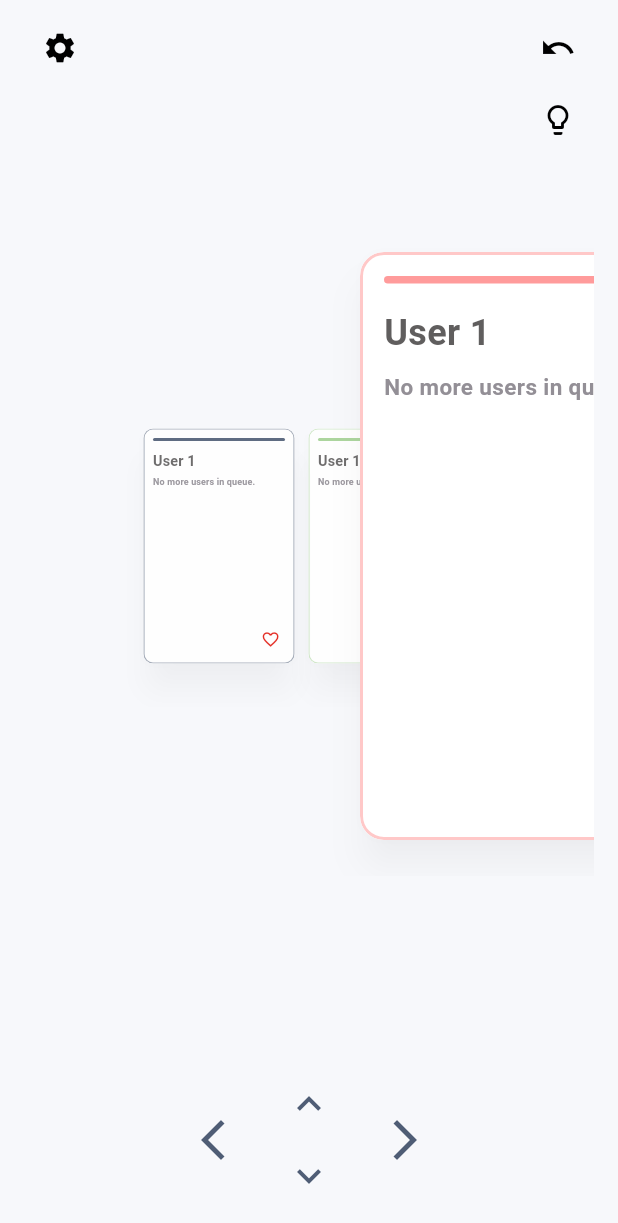
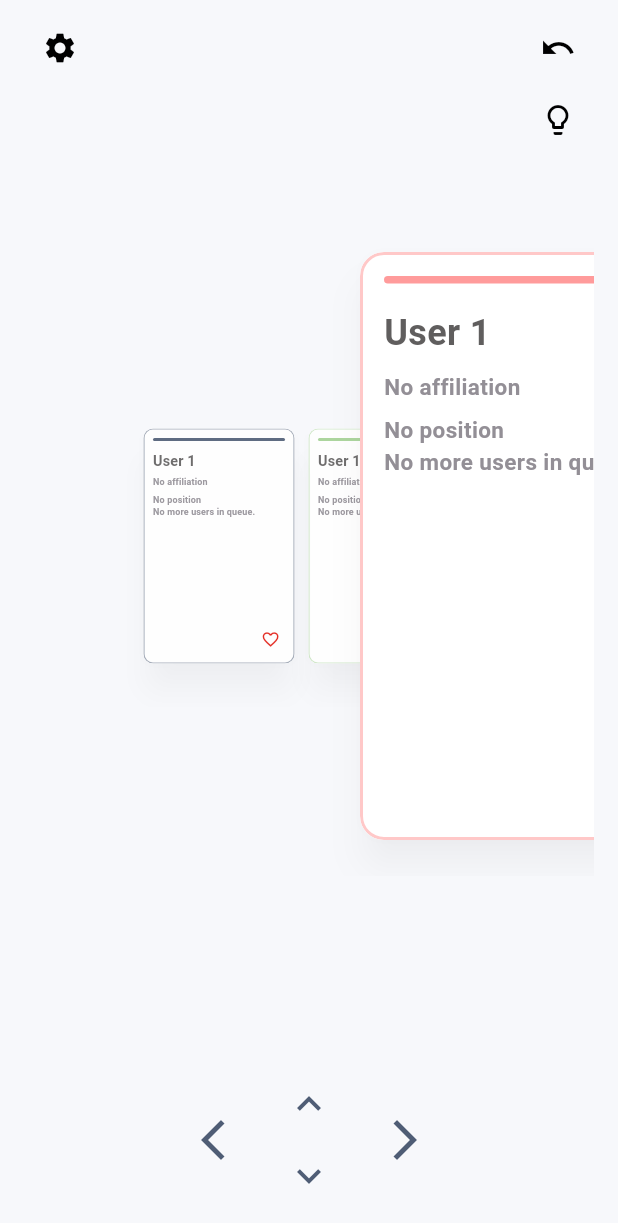
Before and after one commit to CatalystTue/Web-App, a Flutter app: the AppBaseView screen opened by its route, on a phone screen of 412 x 824 dp. Shown: the top 1223 px of the screen. Run offline on Flutter 3.47's test engine with Material 3 defaults, Android fonts, the phone set to English and light mode, and no system bars; drawn by our look-alikes of overlay_support; our stand-ins replace appinio_swiper, gap, get, get_storage; missing offline and left inert: dart:html, dart:ui_web; accounts and stored records are empty; network calls fail.

Commit message:
receiving affiliation and position on cards

```diff
--- a/lib/Core/Data/Models/stack_user_model.dart
+++ b/lib/Core/Data/Models/stack_user_model.dart
@@ -1,10 +1,14 @@
 class StackUserModel {
   final String name;
   final String description;
+  final String affiliation;
+  final String position;
 
   const StackUserModel({
     required this.name,
     required this.description,
+    required this.affiliation,
+    required this.position,
   });
 
   factory StackUserModel.fromJson(Map<String, dynamic> json) {
@@ -14,6 +18,8 @@ class StackUserModel {
           json['title']?.toString() ??
           '',
       description: json['description']?.toString() ?? '',
+      affiliation: json['affiliation']?.toString() ?? '',
+      position: json['position']?.toString() ?? '',
     );
   }
 }
--- a/lib/Features/Base/base_model.dart
+++ b/lib/Features/Base/base_model.dart
@@ -6,5 +6,6 @@ class BaseModel {
   void updateNavigationIndex(int index) => _currentNavigationbarIndex = index;
 
   List<StackUserModel> stackUsers = [];
+  List<StackUserModel> savedIdeas = [];
   bool isLoadingStackUsers = false;
 }
--- a/lib/Features/stacked_cards/presentation/stacked_cards_screen.dart
+++ b/lib/Features/stacked_cards/presentation/stacked_cards_screen.dart
@@ -12,6 +12,9 @@ class _StackCard {
   final Color color;
   final String name;
   final String description;
+  final String affiliation;
+  final String position;
+  final StackUserModel user;
 
   _StackCard({
     required this.id,
@@ -19,6 +22,9 @@ class _StackCard {
     required this.color,
     required this.name,
     required this.description,
+    required this.affiliation,
+    required this.position,
+    required this.user,
   });
 
   _StackCard copyWith({int? initStackPos}) {
@@ -28,6 +34,9 @@ class _StackCard {
       color: color,
       name: name,
       description: description,
+      affiliation: affiliation,
+      position: position,
+      user: user,
     );
   }
 }
@@ -38,6 +47,7 @@ class _StackSnapshot {
   final int frontIndex;
   final int nextCardId;
   final Set<int> markedCardIds;
+  final StackUserModel? savedIdea;
 
   const _StackSnapshot({
     required this.cards,
@@ -45,15 +55,20 @@ class _StackSnapshot {
     required this.frontIndex,
     required this.nextCardId,
     required this.markedCardIds,
+    this.savedIdea,
   });
 }
 
 class StackedCardsScreen extends StatefulWidget {
   final List<StackUserModel> users;
+  final ValueChanged<StackUserModel>? onCardHearted;
+  final ValueChanged<StackUserModel>? onCardUnhearted;
 
   const StackedCardsScreen({
     super.key,
     required this.users,
+    this.onCardHearted,
+    this.onCardUnhearted,
   });
 
   @override
@@ -99,6 +114,9 @@ class StackedCardsScreenState extends State<StackedCardsScreen> {
     if (!canUndo) return;
 
     final snapshot = _undoHistory.removeLast();
+    if (snapshot.savedIdea != null) {
+      widget.onCardUnhearted?.call(snapshot.savedIdea!);
+    }
     setState(() {
       _cards = List<_StackCard>.from(snapshot.cards);
       _userPool = List<StackUserModel>.from(snapshot.userPool);
@@ -171,6 +189,9 @@ class StackedCardsScreenState extends State<StackedCardsScreen> {
       color: _cardColors[id % _cardColors.length],
       name: user.name.isNotEmpty ? user.name : 'Card ${id + 1}',
       description: user.description,
+      affiliation: user.affiliation,
+      position: user.position,
+      user: user,
     );
   }
 
@@ -181,6 +202,8 @@ class StackedCardsScreenState extends State<StackedCardsScreen> {
     return StackUserModel(
       name: 'User ${_nextCardId + 1}',
       description: 'No more users in queue.',
+      affiliation: '',
+      position: '',
     );
   }
 
@@ -225,6 +248,8 @@ class StackedCardsScreenState extends State<StackedCardsScreen> {
 
     if (!mounted) return;
 
+    final wasHearted = direction == _DismissDirection.right &&
+        _markedCardIds.contains(card.id);
     setState(() {
       _undoHistory.add(_StackSnapshot(
         cards: List<_StackCard>.from(_cards),
@@ -232,12 +257,14 @@ class StackedCardsScreenState extends State<StackedCardsScreen> {
         frontIndex: _frontIndex,
         nextCardId: _nextCardId,
         markedCardIds: Set<int>.from(_markedCardIds),
+        savedIdea: wasHearted ? card.user : null,
       ));
       _applyDismiss(card);
       _dismissingCardId = null;
       _dismissDirection = null;
       _isDismissing = false;
     });
+    if (wasHearted) widget.onCardHearted?.call(card.user);
   }
 
   int _InittoIdx(int index) {
@@ -431,8 +458,8 @@ class StackedCardsScreenState extends State<StackedCardsScreen> {
     final horizontalOffset =
         (card.initStackPos - _centerCardIndex) * _horizontalStep;
 
-    final horizontalDismiss = isDismissing &&
-            _dismissDirection == _DismissDirection.right
+    final horizontalDismiss =
+        isDismissing && _dismissDirection == _DismissDirection.right
             ? 1.4
             : 0.0;
 
@@ -513,7 +540,35 @@ class StackedCardsScreenState extends State<StackedCardsScreen> {
                 ),
                 Gap(AppConfig().dimens.small),
                 Expanded(
-                  child: Text(
+                  child: Column(
+                    crossAxisAlignment: CrossAxisAlignment.start,
+                    children: [
+                      Text(
+                        card.affiliation.isNotEmpty
+                            ? card.affiliation
+                            : 'No affiliation',
+                        maxLines: 1,
+                        overflow: TextOverflow.ellipsis,
+                        style: TextStyle(
+                          fontSize: 15,
+                          fontWeight: FontWeight.w600,
+                          color: AppConfig().colors.txtBodyColor,
+                        ),
+                      ),
+                      Gap(AppConfig().dimens.small),
+                      Text(
+                        card.position.isNotEmpty
+                            ? card.position
+                            : 'No position',
+                        maxLines: 1,
+                        overflow: TextOverflow.ellipsis,
+                        style: TextStyle(
+                          fontSize: 15,
+                          fontWeight: FontWeight.w600,
+                          color: AppConfig().colors.txtBodyColor,
+                        ),
+                      ),
+                      Text(
                         card.description.isNotEmpty
                             ? card.description
                             : 'No description',
@@ -525,8 +580,9 @@ class StackedCardsScreenState extends State<StackedCardsScreen> {
                           color: AppConfig().colors.txtBodyColor,
                         ),
                       ),
+                    ],
                   ),
-                const SizedBox(height: 32),
+                ),
               ],
             ),
             Positioned(
```
Also changed, not shown: lib/Features/Base/base_view.dart (+52 -1 lines), lib/Features/Base/base_viewmodel.dart (+14 -0 lines), 2 other files. Lines whose indentation alone changed are shown as unchanged.
